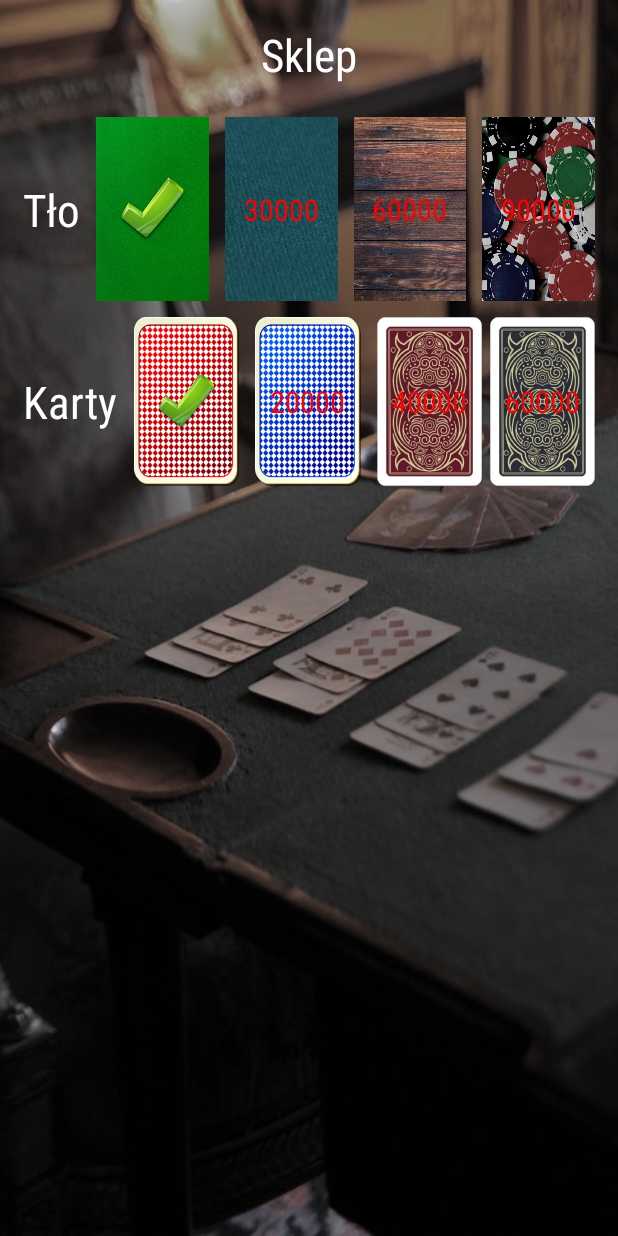
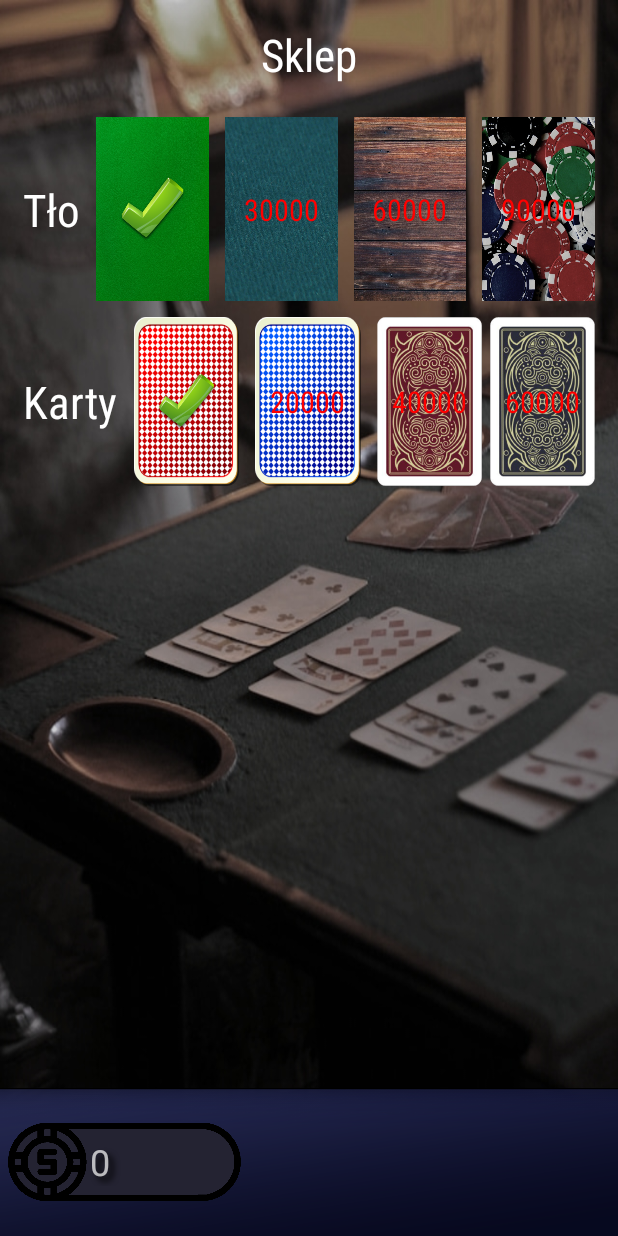
Before and after one commit to Posiuu/pisane, an Android app: the ShopActivity screen opened directly, with no data from a screen before it, on a phone screen of 412 x 824 dp. Run offline under Robolectric (Android 15) with nearby library versions, the light colour scheme and no system bars; libraries missing offline, so code that uses them is left out: com.vishnusivadas.advanced_httpurlconnection; 4 statements that could not run were skipped.

Commit message:
add chips count in shop

```diff
--- a/app/src/main/java/com/pisane/pisane/activity/ShopActivity.kt
+++ b/app/src/main/java/com/pisane/pisane/activity/ShopActivity.kt
@@ -33,6 +33,7 @@ class ShopActivity : AppCompatActivity() {
         userId = sharedPreferencesManager.getObject<Int>(PREF_USER_ID)
 
         setShopItems()
+        setChipsCount()
 
         binding.shopDefaultBackgroundButton.setOnClickListener {
             setButtonHandling(ShopItems.BACKGROUND_DEFAULT, null, binding.shopDefaultBackgroundTick)
@@ -132,4 +133,12 @@ class ShopActivity : AppCompatActivity() {
                 "Za mało żetonów", Toast.LENGTH_SHORT).show()
         }
     }
+
+    private fun setChipsCount() {
+        val sharedPreferencesManager = SharedPreferencesManager(this)
+        val userId = sharedPreferencesManager.getObject<Int>(PREF_USER_ID)
+
+        val chipsCount = TokensDAO.getTokensCount(userId!!)
+        binding.shopChipCountTextView.text = chipsCount.toString()
+    }
 }
--- a/app/src/main/res/layout/activity_shop.xml
+++ b/app/src/main/res/layout/activity_shop.xml
@@ -27,6 +27,27 @@
         android:layout_height="wrap_content"
         android:orientation="horizontal"
         app:layout_constraintGuide_percent="0.4" />
+
+    <androidx.constraintlayout.widget.Guideline
+        android:id="@+id/shopTop88Guideline"
+        android:layout_width="wrap_content"
+        android:layout_height="wrap_content"
+        android:orientation="horizontal"
+        app:layout_constraintGuide_percent="0.88" />
+
+    <androidx.constraintlayout.widget.Guideline
+        android:id="@+id/shopStart145Guideline"
+        android:layout_width="wrap_content"
+        android:layout_height="wrap_content"
+        android:orientation="vertical"
+        app:layout_constraintGuide_percent="0.145" />
+
+    <androidx.constraintlayout.widget.Guideline
+        android:id="@+id/shopStart39Guideline"
+        android:layout_width="wrap_content"
+        android:layout_height="wrap_content"
+        android:orientation="vertical"
+        app:layout_constraintGuide_percent="0.39" />
 
     <ImageView
         android:id="@+id/shopBackgroundImageView"
@@ -366,4 +387,43 @@
         app:layout_constraintStart_toStartOf="@+id/shopDeck3Button"
         app:layout_constraintTop_toTopOf="@+id/shopDeck3Button" />
 
+    <ImageView
+        android:id="@+id/shopBottomPanelBackgroundImageView"
+        android:layout_width="0dp"
+        android:layout_height="0dp"
+        android:scaleType="fitXY"
+        app:layout_constraintBottom_toBottomOf="parent"
+        app:layout_constraintEnd_toEndOf="parent"
+        app:layout_constraintStart_toStartOf="parent"
+        app:layout_constraintTop_toBottomOf="@+id/shopTop88Guideline"
+        app:srcCompat="@drawable/bottom_panel_background" />
+
+    <ImageView
+        android:id="@+id/shopChipCountImageView"
+        android:layout_width="0dp"
+        android:layout_height="0dp"
+        android:layout_marginStart="5dp"
+        app:layout_constraintBottom_toBottomOf="parent"
+        app:layout_constraintDimensionRatio="1.8:1"
+        app:layout_constraintEnd_toStartOf="@+id/shopStart39Guideline"
+        app:layout_constraintStart_toStartOf="parent"
+        app:layout_constraintTop_toTopOf="@+id/shopTop88Guideline"
+        app:srcCompat="@drawable/chip_count_frame" />
+
+    <TextView
+        android:id="@+id/shopChipCountTextView"
+        android:layout_width="0dp"
+        android:layout_height="0dp"
+        android:autoSizeTextType="uniform"
+        android:gravity="center_vertical"
+        android:shadowColor="@color/black"
+        android:shadowDx="5"
+        android:shadowDy="5"
+        android:shadowRadius="5"
+        app:layout_constraintBottom_toBottomOf="@+id/shopChipCountImageView"
+        app:layout_constraintDimensionRatio="3.1:1"
+        app:layout_constraintEnd_toEndOf="@+id/shopChipCountImageView"
+        app:layout_constraintStart_toStartOf="@+id/shopStart145Guideline"
+        app:layout_constraintTop_toTopOf="@+id/shopChipCountImageView" />
+
 </androidx.constraintlayout.widget.ConstraintLayout>
```
